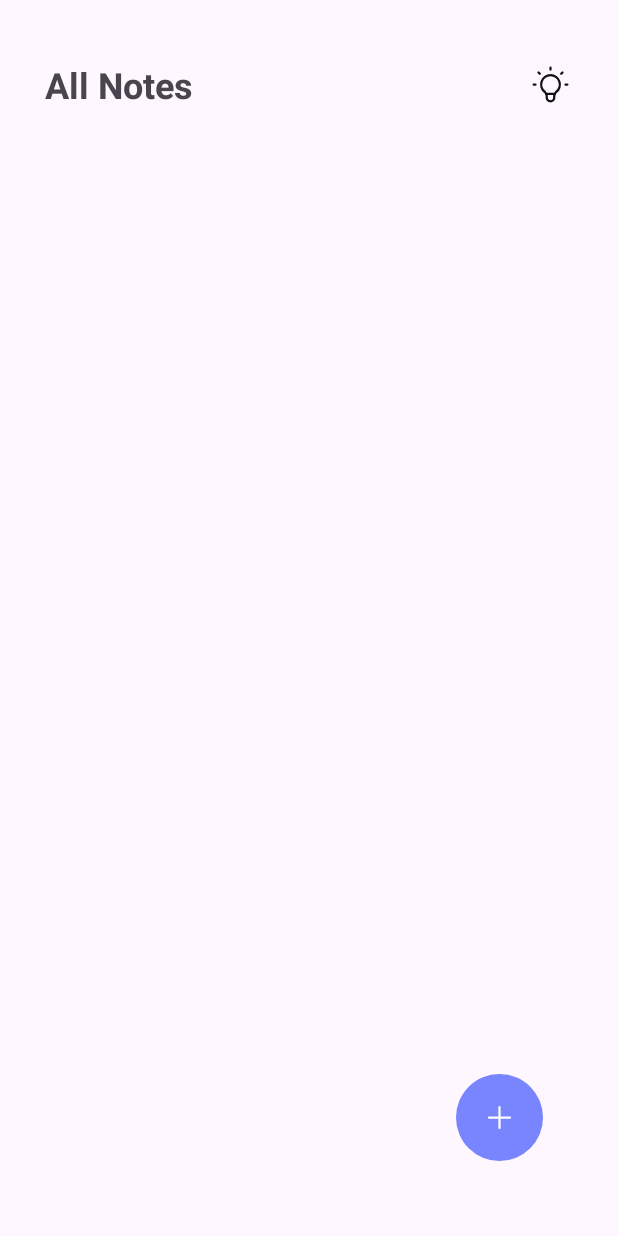
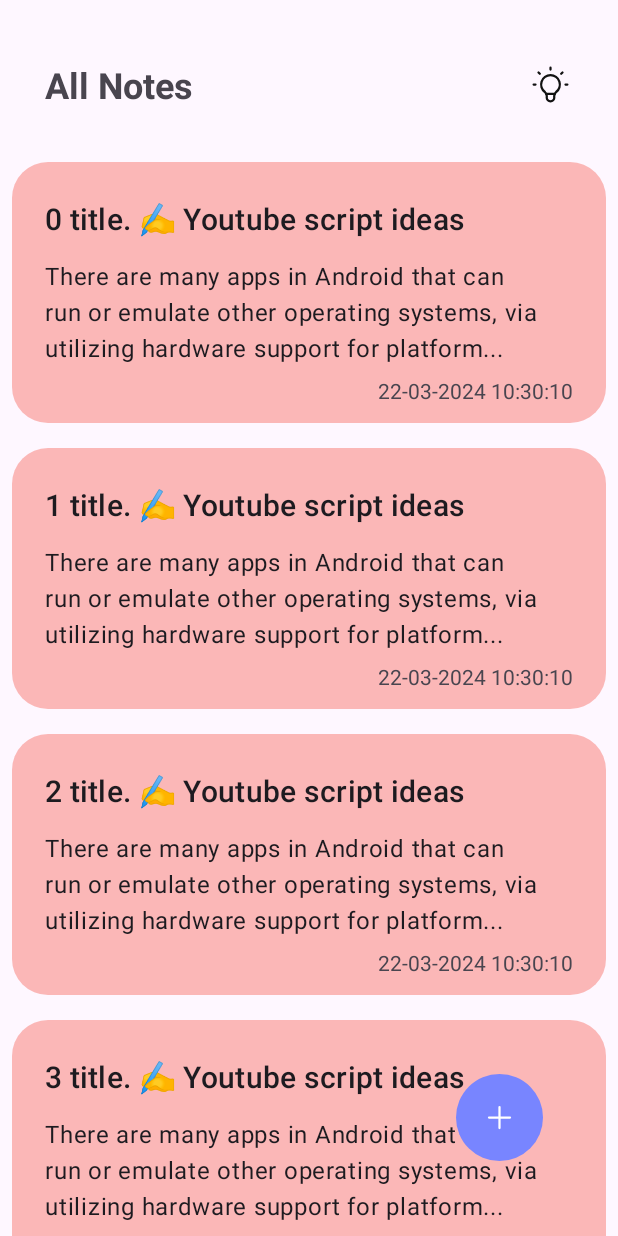
Before and after one commit to kitepea/NoteApp, an Android app: the NoteRecyclerViewActivity screen opened directly, with no data from a screen before it, on a phone screen of 412 x 824 dp. Run offline under Robolectric (Android 15) with nearby library versions, the phone set to English and light mode, and no system bars; our stand-ins replace Room's generated code.

```diff
--- a/app/src/main/AndroidManifest.xml
+++ b/app/src/main/AndroidManifest.xml
@@ -11,11 +11,12 @@
         android:roundIcon="@mipmap/ic_launcher_round"
         android:supportsRtl="true"
         android:theme="@style/Theme.NoteApp"
+        tools:remove="android:appComponentFactory"
         tools:targetApi="31">
         <activity
             android:name=".MainActivity"
-            android:theme="@style/Theme.NoteApp.MySplash"
-            android:exported="true">
+            android:exported="true"
+            android:theme="@style/Theme.NoteApp.MySplash">
             <intent-filter>
                 <action android:name="android.intent.action.MAIN" />
                 <category android:name="android.intent.category.LAUNCHER" />
@@ -24,8 +25,7 @@
 
         <activity
             android:name=".NoteRecyclerViewActivity"
-            android:exported="true">
-        </activity>
+            android:exported="true"></activity>
 
         <activity android:name="com.floki.noteapp.AddNoteActivity" />
     </application>
--- a/app/src/main/java/com/floki/noteapp/NoteListAdapter.kt
+++ b/app/src/main/java/com/floki/noteapp/NoteListAdapter.kt
@@ -1,12 +1,15 @@
 package com.floki.noteapp
 
+import android.graphics.drawable.GradientDrawable
 import android.view.LayoutInflater
 import android.view.ViewGroup
+import androidx.core.content.res.ResourcesCompat
 import androidx.recyclerview.widget.DiffUtil
 import androidx.recyclerview.widget.ListAdapter
 import androidx.recyclerview.widget.RecyclerView
 import com.floki.noteapp.Model.Note
 import com.floki.noteapp.databinding.NoteItemLayoutBinding
+import kotlin.random.Random
 
 object NoteDiffUtilItemCallback : DiffUtil.ItemCallback<Note>() {
     override fun areItemsTheSame(oldItem: Note, newItem: Note): Boolean {
@@ -31,7 +34,30 @@ class NoteListAdapter() :
             binding.run {
                 tvTitle.text = note.title
                 tvContent.text = note.note
+                tvDate.text = note.date
+                val drawable = ResourcesCompat.getDrawable(
+                    itemView.resources,
+                    R.drawable.curve,
+                    null
+                ) as GradientDrawable
+                drawable.setColor(itemView.resources.getColor(randomColor(), null))
+                noteLayout.background = drawable
             }
+        }
+
+        fun randomColor(): Int {
+            val list = ArrayList<Int>()
+
+            list.add(R.color.noteColor1)
+            list.add(R.color.noteColor2)
+            list.add(R.color.noteColor3)
+            list.add(R.color.noteColor4)
+            list.add(R.color.noteColor5)
+            list.add(R.color.noteColor6)
+
+            val seed = System.currentTimeMillis().toInt()
+            val random = Random(seed).nextInt(list.size)
+            return list[random]
         }
     }
 
@@ -44,9 +70,6 @@ class NoteListAdapter() :
         return NoteViewHolder(binding)
     }
 
-    override fun getItemCount(): Int {
-        return notes.size
-    }
 
     override fun onBindViewHolder(holder: NoteViewHolder, position: Int) {
         holder.bind(getItem(position))
--- a/app/src/main/java/com/floki/noteapp/NoteRecyclerViewActivity.kt
+++ b/app/src/main/java/com/floki/noteapp/NoteRecyclerViewActivity.kt
@@ -8,6 +8,9 @@ import androidx.recyclerview.widget.DividerItemDecoration
 import androidx.recyclerview.widget.LinearLayoutManager
 import com.floki.noteapp.Model.Note
 import com.floki.noteapp.databinding.ActivityAllNoteBinding
+import java.text.SimpleDateFormat
+import java.util.Date
+import java.util.Locale
 import kotlin.LazyThreadSafetyMode.NONE
 
 
@@ -26,7 +29,7 @@ class NoteRecyclerViewActivity : AppCompatActivity() {
                 id = nextId++,
                 title = "$it title. ✍\uFE0F Youtube script ideas",
                 note = "There are many apps in Android that can run or emulate other operating systems, via utilizing hardware support for platform... ",
-                null
+                date = SimpleDateFormat("dd-MM-yyyy HH:mm:ss", Locale.getDefault()).format(Date())
             )
         }
         noteListAdapter.submitList(notes) {
--- a/app/src/main/res/layout/note_item_layout.xml
+++ b/app/src/main/res/layout/note_item_layout.xml
@@ -1,22 +1,22 @@
 <?xml version="1.0" encoding="utf-8"?>
 <androidx.constraintlayout.widget.ConstraintLayout xmlns:android="http://schemas.android.com/apk/res/android"
     xmlns:app="http://schemas.android.com/apk/res-auto"
-    xmlns:tools="http://schemas.android.com/tools"
+    android:id="@+id/note_layout"
     android:layout_width="match_parent"
+    android:layout_height="wrap_content"
+    android:background="@drawable/curve"
     android:paddingHorizontal="@dimen/dp_22"
     android:paddingTop="@dimen/dp_24"
-    android:paddingBottom="@dimen/dp_12"
-    android:background="@color/white"
-    android:layout_height="wrap_content">
+    android:paddingBottom="@dimen/dp_12">
 
     <TextView
         android:id="@+id/tvTitle"
-        android:textSize="@dimen/sp_20"
         android:layout_width="0dp"
         android:layout_height="wrap_content"
+        android:layout_marginBottom="@dimen/dp_12"
         android:text="@string/youtube_script_ideas"
         android:textAppearance="@style/TextAppearance.Material3.TitleMedium"
-        android:layout_marginBottom="@dimen/dp_12"
+        android:textSize="@dimen/sp_20"
         app:layout_constraintEnd_toEndOf="parent"
         app:layout_constraintStart_toStartOf="parent"
         app:layout_constraintTop_toTopOf="parent" />
@@ -25,12 +25,23 @@
         android:id="@+id/tvContent"
         android:layout_width="0dp"
         android:layout_height="wrap_content"
+        android:layout_marginTop="13dp"
+        android:text="@string/content"
+        android:textAppearance="@style/TextAppearance.Material3.BodyLarge"
         android:textSize="@dimen/sp_16"
-        android:layout_marginTop="13dp"
-        android:text="@string/there_are_many_apps_in_android_that_can_run_or_emulate_other_operating_systems_via_utilizing_hardware_support_for_platform"
-        android:textAppearance="@style/TextAppearance.Material3.BodyLarge"
-        app:layout_constraintBottom_toBottomOf="parent"
+        app:layout_constraintBottom_toTopOf="@id/tvDate"
         app:layout_constraintEnd_toEndOf="parent"
         app:layout_constraintStart_toStartOf="parent"
         app:layout_constraintTop_toBottomOf="@+id/tvTitle" />
+
+    <TextView
+        android:id="@+id/tvDate"
+        android:layout_width="0dp"
+        android:layout_height="wrap_content"
+        android:layout_marginTop="@dimen/dp_8"
+        android:text="@string/date"
+        android:textSize="@dimen/sp_14"
+        app:layout_constraintBottom_toBottomOf="parent"
+        app:layout_constraintEnd_toEndOf="parent"
+        app:layout_constraintTop_toBottomOf="@id/tvContent" />
 </androidx.constraintlayout.widget.ConstraintLayout>
--- a/app/src/main/res/values/colors.xml
+++ b/app/src/main/res/values/colors.xml
@@ -4,4 +4,12 @@
     <color name="white">#FFFFFFFF</color>
     <color name="primary">#7885FF</color>
     <color name="gray_700">#FF303030</color>
+
+
+    <color name="noteColor1">#5BF44336</color>
+    <color name="noteColor2">#7238CC77</color>
+    <color name="noteColor3">#6323C4ED</color>
+    <color name="noteColor4">#41FFC107</color>
+    <color name="noteColor5">#2A318BD1</color>
+    <color name="noteColor6">#46D345D0</color>
 </resources>
--- a/app/src/main/res/values/strings.xml
+++ b/app/src/main/res/values/strings.xml
@@ -9,11 +9,12 @@
     <string name="confirm_password">Confirm password</string>
     <string name="create_account">Create account</string>
     <string name="all_notes">All Notes</string>
-    <string name="there_are_many_apps_in_android_that_can_run_or_emulate_other_operating_systems_via_utilizing_hardware_support_for_platform">There are many apps in Android that can run or emulate other operating systems, via utilizing hardware support for platform...</string>
+    <string name="content">There are many apps in Android that can run or emulate other operating systems, via utilizing hardware support for platform...</string>
     <string name="youtube_script_ideas">✍️ Youtube script ideas</string>
     <string name="no_notes_found">No notes found</string>
     <string name="add_notes">Add notes</string>
     <string name="title">Title</string>
     <string name="your_notes_here">Your notes here...</string>
     <string name="save">Save</string>
+    <string name="date">This is the date. This is the date.</string>
 </resources>
```
